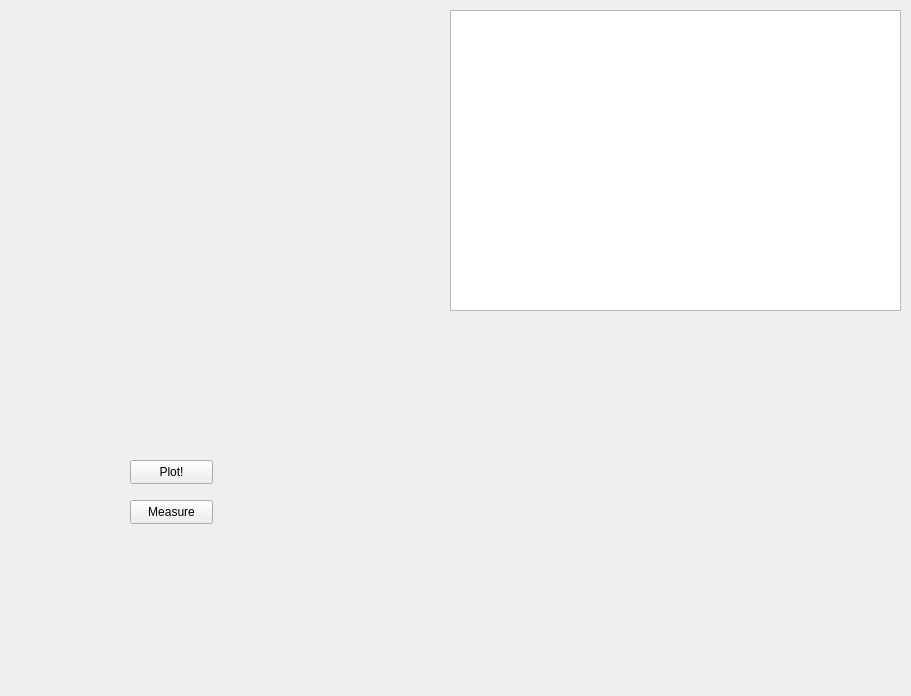
Before: the Qt Designer form pyqtgraph_test/Main1/test1.ui in imanmirzaie/qttests, drawn with Qt 5.
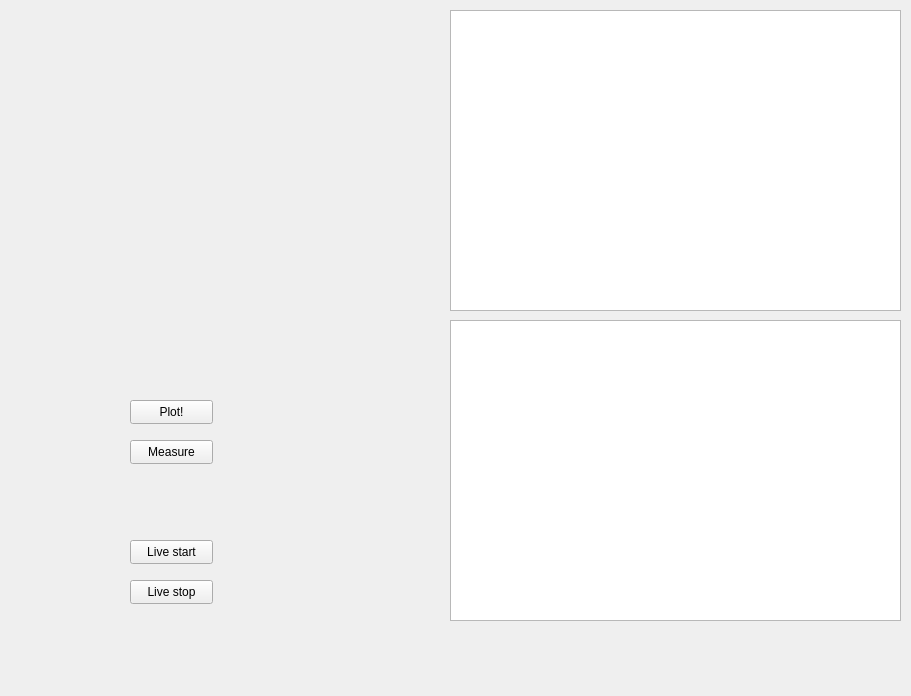
After: the same form once the commit is applied. Custom widgets are drawn as their Qt base class.

Commit message: Added a bash script to convert ui to py. Got the measure and plot to work.

What changed in the file:
```diff
--- a/pyqtgraph_test/Main1/test1.ui
+++ b/pyqtgraph_test/Main1/test1.ui
@@ -27,7 +27,7 @@
    <property name="geometry">
     <rect>
      <x>130</x>
-     <y>460</y>
+     <y>400</y>
      <width>83</width>
      <height>24</height>
     </rect>
@@ -40,7 +40,7 @@
    <property name="geometry">
     <rect>
      <x>130</x>
-     <y>500</y>
+     <y>440</y>
      <width>83</width>
      <height>24</height>
     </rect>
@@ -49,6 +49,42 @@
     <string>Measure</string>
    </property>
   </widget>
+  <widget class="PlotWidget" name="graphicsView_freq">
+   <property name="geometry">
+    <rect>
+     <x>450</x>
+     <y>320</y>
+     <width>451</width>
+     <height>301</height>
+    </rect>
+   </property>
+  </widget>
+  <widget class="QPushButton" name="pushButton_liveStart">
+   <property name="geometry">
+    <rect>
+     <x>130</x>
+     <y>540</y>
+     <width>83</width>
+     <height>24</height>
+    </rect>
+   </property>
+   <property name="text">
+    <string>Live start</string>
+   </property>
+  </widget>
+  <widget class="QPushButton" name="pushButton_liveStop">
+   <property name="geometry">
+    <rect>
+     <x>130</x>
+     <y>580</y>
+     <width>83</width>
+     <height>24</height>
+    </rect>
+   </property>
+   <property name="text">
+    <string>Live stop</string>
+   </property>
+  </widget>
  </widget>
  <customwidgets>
   <customwidget>
```
Left out of the diff: 2 changed lines with no effect on the pictures. The commit also changes 4 other files.
